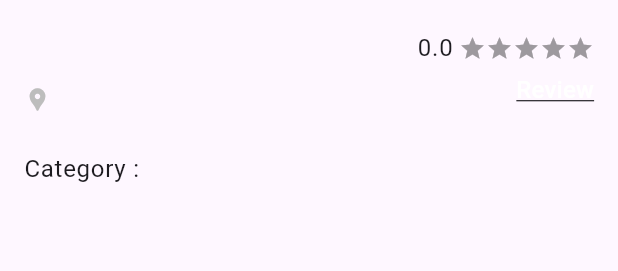
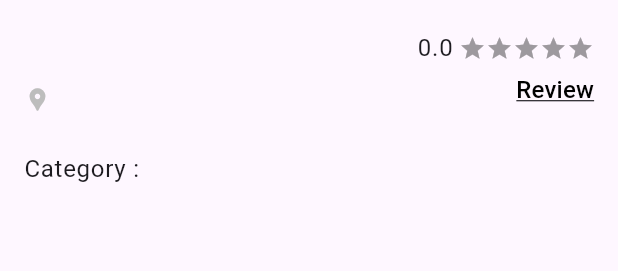
Before and after one commit to ndridm2/Restaurant_App, a Flutter app: the ContentRestaurant widget shown alone on an empty page, opened directly with empty values, on a phone screen of 412 x 824 dp. Shown: the top 271 px of the screen. Run offline on Flutter 3.47's test engine with Material 3 defaults, Android fonts, the phone set to English and light mode, and no system bars; drawn by our look-alikes of flutter_rating_bar; our stand-ins replace google_fonts, lottie; network calls fail.

Commit message:
update color

```diff
--- a/lib/common/styles.dart
+++ b/lib/common/styles.dart
@@ -2,6 +2,7 @@ import 'package:flutter/material.dart';
 import 'package:google_fonts/google_fonts.dart';
 
 const Color primaryColor = Color(0xFFFFFFFF);
+const Color darkColor = Color(0xFF000000);
 const Color secondaryColor = Color(0xFF1BAC4B);
 
 final TextTheme myTextTheme = TextTheme(
--- a/lib/widgets/content_restaurant.dart
+++ b/lib/widgets/content_restaurant.dart
@@ -1,6 +1,5 @@
 import 'package:flutter/material.dart';
 import 'package:flutter_rating_bar/flutter_rating_bar.dart';
-import '../common/styles.dart';
 import '../data/model/restaurant_detail.dart';
 import '../provider/restaurant_detail_provider.dart';
 import 'bottom_review.dart';
@@ -100,8 +99,10 @@ class ContentRestaurant extends StatelessWidget {
                     },
                     child: Text(
                       'Review',
-                      style: Theme.of(context).textTheme.titleMedium!.copyWith(
-                          color: primaryColor,
+                      style: Theme.of(context)
+                          .textTheme
+                          .titleMedium!
+                          .copyWith(color: const Color(0xFF000000),
                           decoration: TextDecoration.underline),
                     ),
                   ),
```
